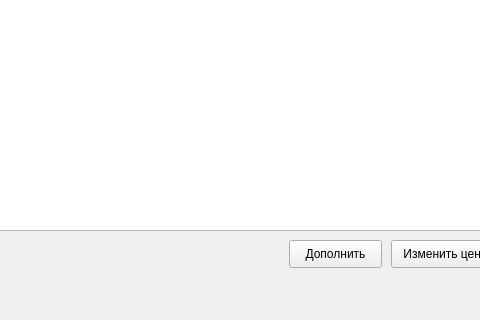
The window that session_1/window_1.ui (BagrKonstantin/petshop) describes before a commit, drawn with Qt 5; both pictures show x 201 to 681 and y 190 to 510 of the 802 by 510 pixel window.
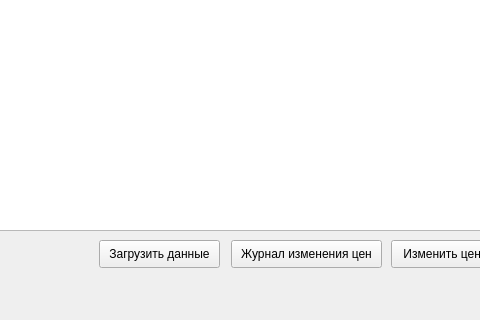
The same window after the commit.

The edit to the form file:
```diff
--- a/session_1/window_1.ui
+++ b/session_1/window_1.ui
@@ -76,14 +76,27 @@
    <widget class="QPushButton" name="pushButton_insert">
     <property name="geometry">
      <rect>
-      <x>490</x>
+      <x>300</x>
       <y>430</y>
-      <width>93</width>
+      <width>121</width>
       <height>28</height>
      </rect>
     </property>
     <property name="text">
-     <string>Дополнить</string>
+     <string>Загрузить данные</string>
+    </property>
+   </widget>
+   <widget class="QPushButton" name="pushButton_log">
+    <property name="geometry">
+     <rect>
+      <x>432</x>
+      <y>430</y>
+      <width>151</width>
+      <height>28</height>
+     </rect>
+    </property>
+    <property name="text">
+     <string>Журнал изменения цен</string>
     </property>
    </widget>
   </widget>
```
